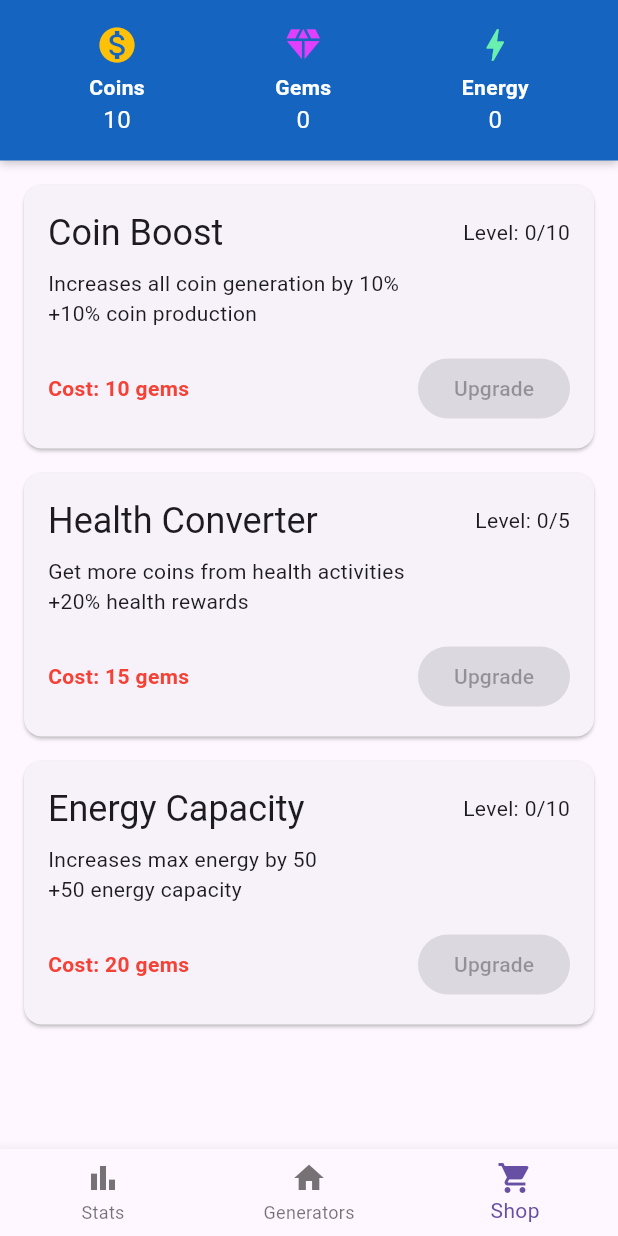
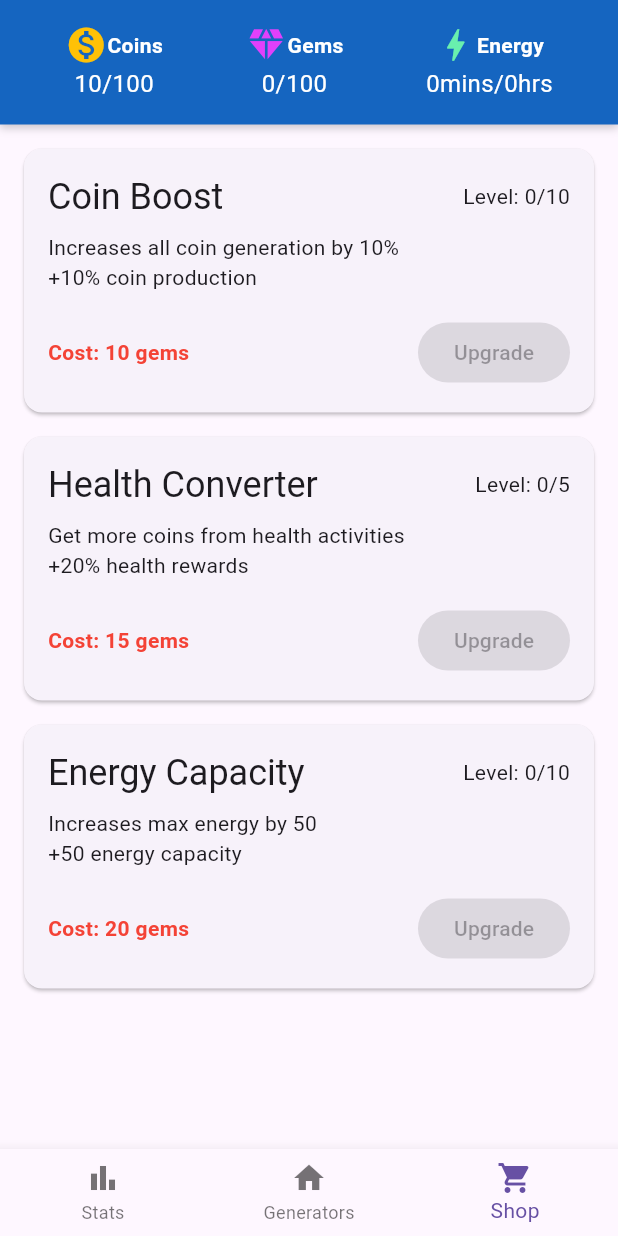
Before and after one commit to enzosv/idlefit-flutter, a Flutter app: the screen it shows after launch, item 3 of the bottom bar chosen, on a phone screen of 412 x 824 dp. Run offline on Flutter 3.47's test engine with Material 3 defaults, Android fonts, the phone set to English and light mode, and no system bars; our stand-ins replace objectbox, shared_preferences; missing offline and left inert: flame, health; generated files the repository leaves out were written again.

Commit message:
show max in common widgets

```diff
--- a/lib/models/currency.dart
+++ b/lib/models/currency.dart
@@ -1,3 +1,5 @@
+import 'dart:math';
+
 import 'package:objectbox/objectbox.dart';
 
 enum CurrencyType { unknown, coin, gem, space, energy }
@@ -10,8 +12,9 @@ class Currency {
   double count = 0;
   double totalSpent = 0;
   double totalEarned = 0;
+  double max = 100;
 
-  Currency({required this.id, this.count = 0});
+  Currency({required this.id, this.count = 0, this.max = 100});
 
   CurrencyType get type {
     _ensureStableEnumValues();
@@ -24,9 +27,17 @@ class Currency {
     count = currency.count;
     totalEarned = currency.totalEarned;
     totalSpent = currency.totalSpent;
+    max = currency.max;
   }
 
-  void earn(double amount) {
+  void earn(double amount, [bool allowExcess = false]) {
+    if (!allowExcess) {
+      amount = min(amount, max - count);
+    }
+    if (amount <= 0) {
+      // TODO: convert unearned coins to energy
+      return;
+    }
     count += amount;
     totalEarned += amount;
   }
--- a/lib/widgets/common_widgets.dart
+++ b/lib/widgets/common_widgets.dart
@@ -29,21 +29,24 @@ class CurrencyBar extends StatelessWidget {
                 context,
                 icon: Icons.monetization_on,
                 label: 'Coins',
-                value: toLettersNotation(gameState.coins.count),
+                value:
+                    '${toLettersNotation(gameState.coins.count)}/${toLettersNotation(gameState.coins.max)}',
                 color: Colors.amber,
               ),
               _buildCurrencyItem(
                 context,
                 icon: Icons.diamond,
                 label: 'Gems',
-                value: toLettersNotation(gameState.gems.count),
+                value:
+                    '${toLettersNotation(gameState.gems.count)}/${toLettersNotation(gameState.gems.max)}',
                 color: Colors.purpleAccent,
               ),
               _buildCurrencyItem(
                 context,
                 icon: Icons.bolt,
                 label: 'Energy',
-                value: toLettersNotation(gameState.energy.count / 60000),
+                value:
+                    '${(gameState.energy.count / 60000).toStringAsFixed(0)}mins/${(gameState.energy.max / 3600000).toStringAsFixed(0)}hrs',
                 color: Colors.greenAccent,
               ),
             ],
@@ -63,8 +66,9 @@ class CurrencyBar extends StatelessWidget {
     return Column(
       mainAxisSize: MainAxisSize.min,
       children: [
+        Row(
+          children: [
             Icon(icon, color: color, size: 28),
-        const SizedBox(height: 4),
             Text(
               label,
               style: const TextStyle(
@@ -72,6 +76,10 @@ class CurrencyBar extends StatelessWidget {
                 fontWeight: FontWeight.bold,
               ),
             ),
+          ],
+        ),
+
+        // const SizedBox(height: 4),
         Text(value, style: const TextStyle(color: Colors.white, fontSize: 16)),
       ],
     );
```
Also changed, not shown: lib/objectbox-model.json (+6 -1 lines), lib/objectbox.g.dart. Lines whose indentation alone changed are shown as unchanged.
